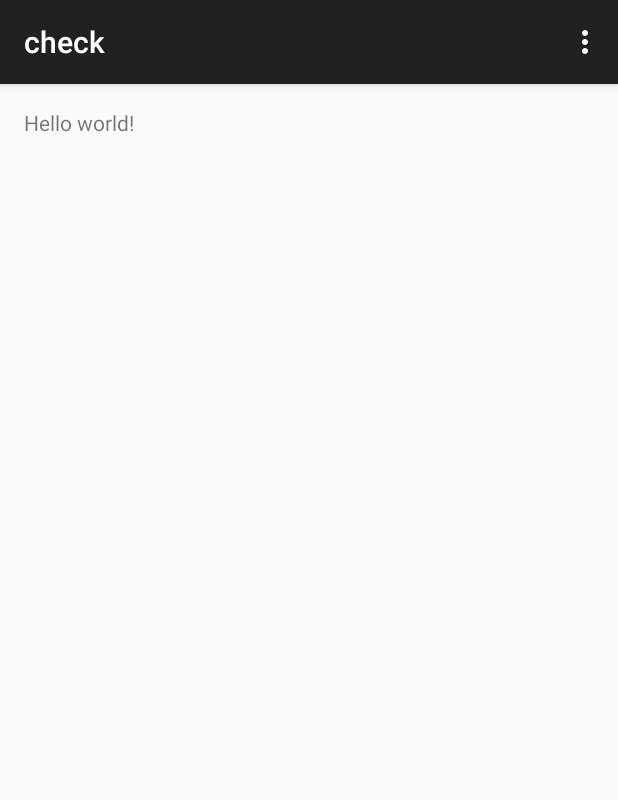
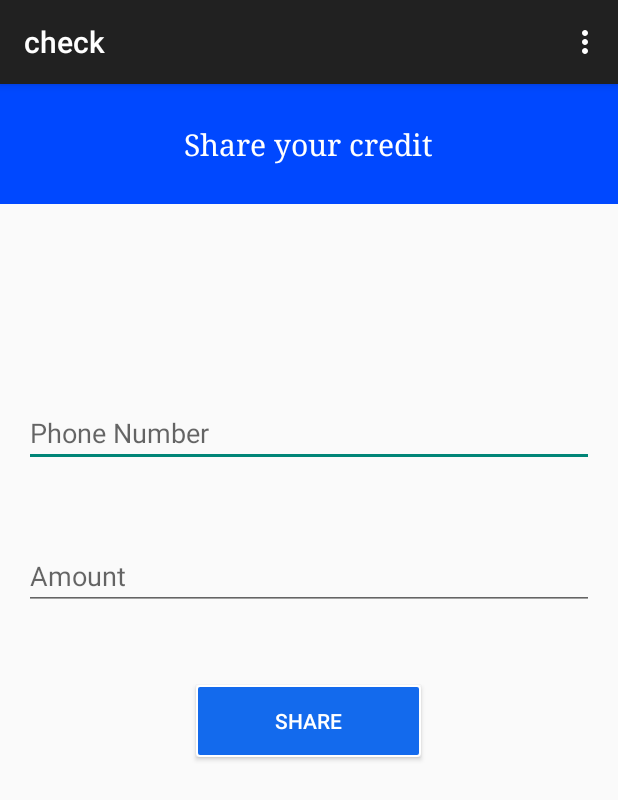
Before and after one commit to ElvinLabs/smart_reload, an Android app: the check screen opened directly, with no data from a screen before it, on a phone screen of 412 x 824 dp. Shown: the top 800 px of the screen. Run offline under Robolectric (Android 15) with nearby library versions, the phone set to English and light mode, and no system bars.

Commit message:
design the second activity

```diff
--- a/MyApplication6/app/src/main/res/layout/activity_check.xml
+++ b/MyApplication6/app/src/main/res/layout/activity_check.xml
@@ -1,12 +1,72 @@
 <RelativeLayout xmlns:android="http://schemas.android.com/apk/res/android"
     xmlns:tools="http://schemas.android.com/tools" android:layout_width="match_parent"
-    android:layout_height="match_parent" android:paddingLeft="@dimen/activity_horizontal_margin"
-    android:paddingRight="@dimen/activity_horizontal_margin"
-    android:paddingTop="@dimen/activity_vertical_margin"
-    android:paddingBottom="@dimen/activity_vertical_margin"
+    android:layout_height="match_parent"
     tools:context="com.example.dileepa.myapplication.check">
 
-    <TextView android:text="@string/hello_world" android:layout_width="wrap_content"
-        android:layout_height="wrap_content" />
+    <LinearLayout
+        android:orientation="vertical"
+        android:layout_width="fill_parent"
+        android:layout_height="80dp"
+        android:background="@drawable/gradient"
+        android:layout_alignParentTop="true"
+        android:layout_alignParentLeft="true"
+        android:layout_alignParentStart="true"
+        android:layout_alignParentEnd="true"
+        android:gravity="center"
+        android:id="@+id/linearLayout2">
+
+        <TextView
+            android:layout_width="wrap_content"
+            android:layout_height="wrap_content"
+            android:text="Share your credit"
+            android:id="@+id/textView2"
+            android:layout_gravity="center_horizontal"
+            android:textColor="#fff"
+            android:typeface="serif"
+            android:textSize="20dp" />
+    </LinearLayout>
+
+    <LinearLayout
+        android:orientation="vertical"
+        android:layout_width="match_parent"
+        android:layout_height="300dp"
+        android:layout_below="@+id/linearLayout2"
+        android:layout_alignParentLeft="true"
+        android:layout_alignParentStart="true"
+        android:layout_marginTop="80dp"
+        android:longClickable="true"
+        android:layout_marginLeft="16dp"
+        android:layout_marginRight="16dp">
+
+        <EditText
+            android:layout_width="fill_parent"
+            android:layout_height="wrap_content"
+            android:inputType="phone"
+            android:ems="10"
+            android:id="@+id/editText"
+            android:layout_gravity="center_horizontal"
+            android:layout_marginTop="50dp"
+            android:hint="Phone Number" />
+
+        <EditText
+            android:layout_width="match_parent"
+            android:layout_height="wrap_content"
+            android:inputType="number"
+            android:ems="10"
+            android:id="@+id/editText"
+            android:layout_gravity="center_horizontal"
+            android:layout_marginTop="50dp"
+            android:hint="Amount" />
+
+        <Button
+            android:layout_width="wrap_content"
+            android:layout_height="wrap_content"
+            android:text="Share"
+            android:id="@+id/button"
+            android:layout_gravity="center_horizontal"
+            android:layout_marginTop="50dp"
+            android:background="@drawable/buttonshape"
+            android:textColor="#fff" />
+    </LinearLayout>
 
 </RelativeLayout>
--- /dev/null
+++ b/MyApplication6/app/src/main/res/values/ids.xml
@@ -0,0 +1,2 @@
+<?xml version="1.0" encoding="utf-8"?>
+<resources></resources>
```
Also changed, not shown: 1 other file.
